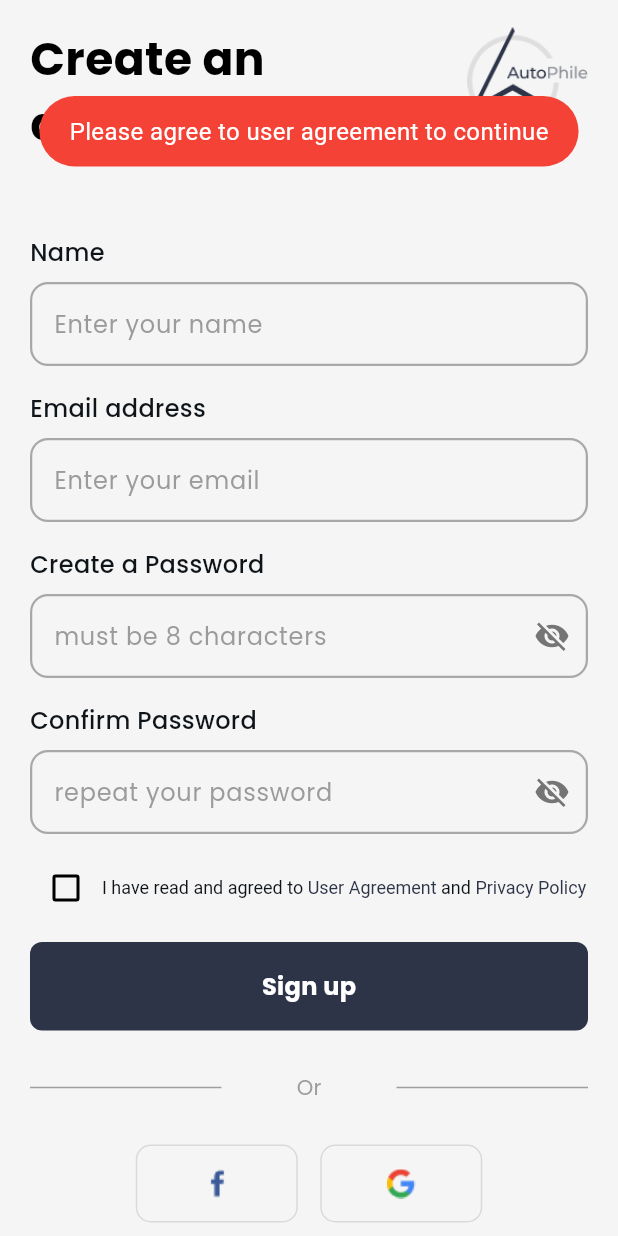
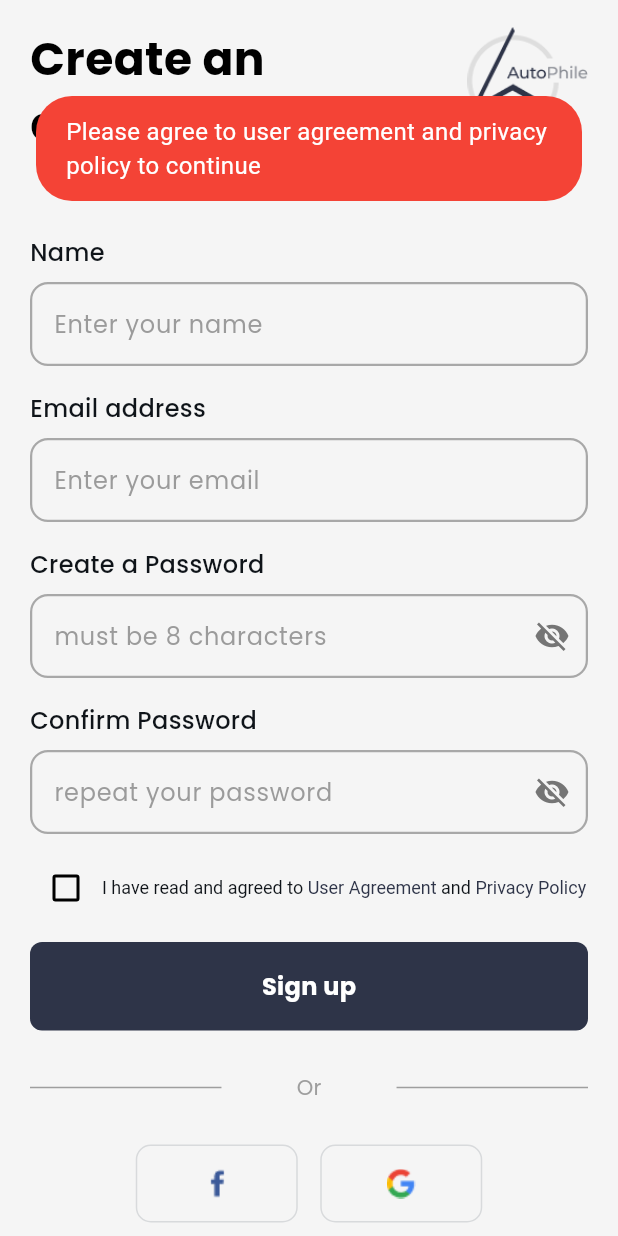
Before and after one commit to BitishaMaharjan/Autophile, a Flutter app: the SignupPage screen opened directly, after a tap on "Sign up", on a phone screen of 412 x 824 dp. Run offline on Flutter 3.47's test engine with Material 3 defaults, Android fonts, the phone set to English and light mode, and no system bars; our stand-ins replace carousel_slider, cloud_firestore, firebase_auth, firebase_core, firebase_database, flutter_dotenv and 10 more; missing offline and left inert: bcrypt, camerawesome, email_otp, o3d; accounts and stored records are empty; key blocks and very long unbroken strings in the code were emptied for the run.

Commit message:
added user agreement and policies to the sign up page -also change the toast message

```diff
--- a/lib/screens/auth/signup_page.dart
+++ b/lib/screens/auth/signup_page.dart
@@ -11,6 +11,81 @@ import 'package:firebase_auth/firebase_auth.dart';
 import 'package:cloud_firestore/cloud_firestore.dart';
 import 'package:autophile/models/user_model.dart';
 import 'package:fluttertoast/fluttertoast.dart';
+
+const String userAgreementContent = '''
+Welcome to Autophile! Please read this User Agreement carefully before creating an account.
+
+1. Account Creation:
+- You must provide accurate, current, and complete information during the signup process.
+- You are responsible for maintaining the confidentiality of your account credentials.
+- You agree to notify us immediately if you suspect unauthorized access to your account.
+
+2. User Responsibilities:
+- You agree to use Autophile in compliance with all applicable laws and regulations.
+- You will not engage in any activities that disrupt the platform or harm other users.
+- You are responsible for all activities that occur under your account.
+
+3. Prohibited Activities:
+- No unauthorized access, hacking, or misuse of Autophile services.
+- No posting of illegal, harmful, or offensive content.
+- No spamming, fraud, or deceptive practices.
+
+4. Intellectual Property:
+- All content, logos, and services provided by Autophile are protected by copyright and trademark laws.
+- You may not copy, distribute, or modify Autophile’s content without permission.
+
+5. Termination:
+- Autophile reserves the right to suspend or terminate your account if you violate these terms.
+- You may terminate your account at any time by contacting support.
+
+6. Limitation of Liability:
+- Autophile is not liable for any damages resulting from the use or inability to use the platform.
+- The platform is provided "as is" without warranties of any kind.
+
+By creating an account, you agree to abide by these terms and conditions. If you do not agree, please do not use Autophile.
+''';
+
+
+const String privacyPolicyContent = '''
+Autophile Privacy Policy
+
+1. Data Collection:
+- We collect personal information such as your email address, name, and password during account creation.
+- We may collect usage data, such as app interactions, to improve our services.
+
+2. How We Use Your Data:
+- To provide, maintain, and improve our services.
+- To personalize your user experience.
+- To communicate with you regarding updates, support, and promotional offers.
+
+3. Data Sharing:
+- We do not sell or share your personal data with third parties without your consent.
+- We may share data with trusted partners who assist us in operating the app, subject to confidentiality agreements.
+
+4. Data Security:
+- We implement security measures such as encryption to protect your data.
+- While we strive to protect your information, no method of transmission is 100% secure.
+
+5. User Rights:
+- You have the right to access, modify, or delete your personal data.
+- You can request data deletion by contacting our support team.
+
+6. Cookies and Tracking:
+- We may use cookies or similar tracking technologies to analyze usage patterns and improve the app.
+
+7. Children’s Privacy:
+- Autophile is not intended for children under 13. We do not knowingly collect data from children.
+
+8. Changes to this Policy:
+- We may update this Privacy Policy periodically. You will be notified of significant changes.
+
+9. Contact Us:
+- If you have questions or concerns about this Privacy Policy, please contact us at support@autophile.com.
+
+By using Autophile, you consent to the practices outlined in this Privacy Policy.
+''';
+
+
 
 class SignupPage extends StatefulWidget {
   const SignupPage({super.key});
@@ -47,7 +122,7 @@ class _SignupPageState extends State<SignupPage> {
 
   Future<void> signUp() async {
     if(!_isChecked){
-      ToastUtils.showError('Please agree to user agreement to continue');
+      ToastUtils.showError('Please agree to user agreement and privacy policy to continue');
       return;
     }
     if (!emailRegex.hasMatch(emailController.text)) {
@@ -195,7 +270,7 @@ class _SignupPageState extends State<SignupPage> {
                               ),
                               recognizer: TapGestureRecognizer()
                                 ..onTap=(){
-                                _showPopup(context,"User Agreement","This is user agreement");
+                                _showPopup(context,"User Agreement",userAgreementContent);
                                 }
                             ),
                             TextSpan(text:" and "),
@@ -207,7 +282,7 @@ class _SignupPageState extends State<SignupPage> {
                             ),
                             recognizer: TapGestureRecognizer()
                             ..onTap=(){
-                              _showPopup(context,"Privacy Policy","This is privacy policy");
+                              _showPopup(context,"Privacy Policy",privacyPolicyContent);
                             })
                           ]
                         )))
@@ -317,24 +392,52 @@ class _SignupPageState extends State<SignupPage> {
     showDialog(
       context: context,
       builder: (BuildContext context) {
-        return AlertDialog(
-          title: Text(title, style: TextStyle(fontWeight: FontWeight.bold)),
-          content: SingleChildScrollView(
+        return Dialog(
+          shape: RoundedRectangleBorder(
+            borderRadius: BorderRadius.circular(12.0),
+          ),
+          child: ConstrainedBox(
+            constraints: BoxConstraints(
+              maxWidth: 400, // Set a maximum width
+              maxHeight: 600, // Set a maximum height
+            ),
+            child: Padding(
+              padding: const EdgeInsets.all(16.0),
+              child: Column(
+                mainAxisSize: MainAxisSize.min,
+                crossAxisAlignment: CrossAxisAlignment.start,
+                children: [
+                  Text(
+                    title,
+                    style: TextStyle(fontWeight: FontWeight.bold, fontSize: 18),
+                  ),
+                  const SizedBox(height: 12),
+                  Expanded(
+                    child: SingleChildScrollView(
                       child: Text(
                         content,
-              style: TextStyle(fontSize: 14),
+                        style: TextStyle(fontSize: 14, height: 1.2),
+                        textAlign: TextAlign.justify,
                       ),
                     ),
-          actions: [
-            TextButton(
-              onPressed: () {
+                  ),
+                  const SizedBox(height: 12),
+                  Align(
+                    alignment: Alignment.centerRight,
+                    child: AppButton(
+                      text: "Close",
+                      onTap: () {
                         Navigator.of(context).pop(); // Close the popup
                       },
-              child: Text("Close"),
+                    ),
                   ),
                 ],
+              ),
+            ),
+          ),
         );
       },
     );
   }
+
 }
```
Lines whose indentation alone changed are shown as unchanged.
